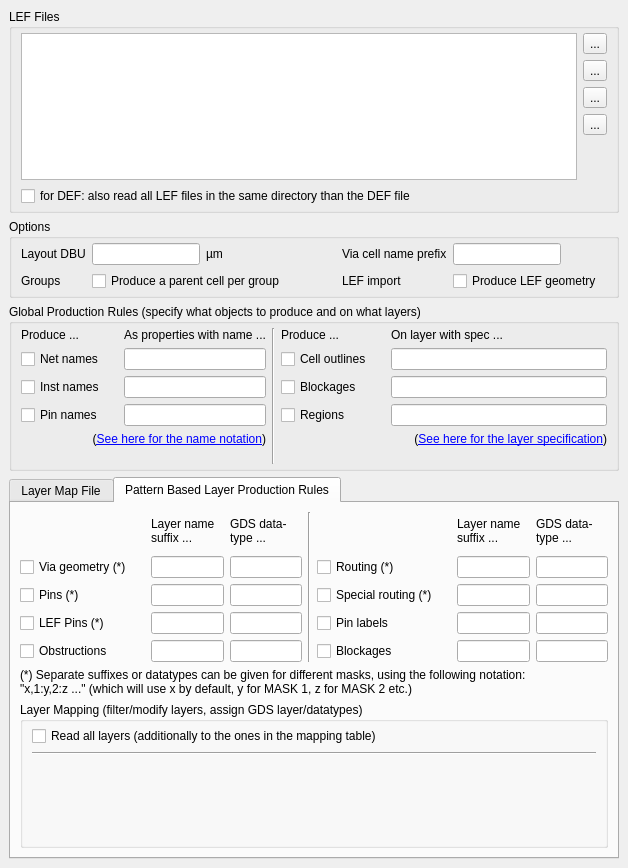
This is src/plugins/streamers/lefdef/lay_plugin/LEFDEFTechnologyComponentEditor.ui in KLayout/klayout as Qt 5 draws it before an edit. The edited form follows.
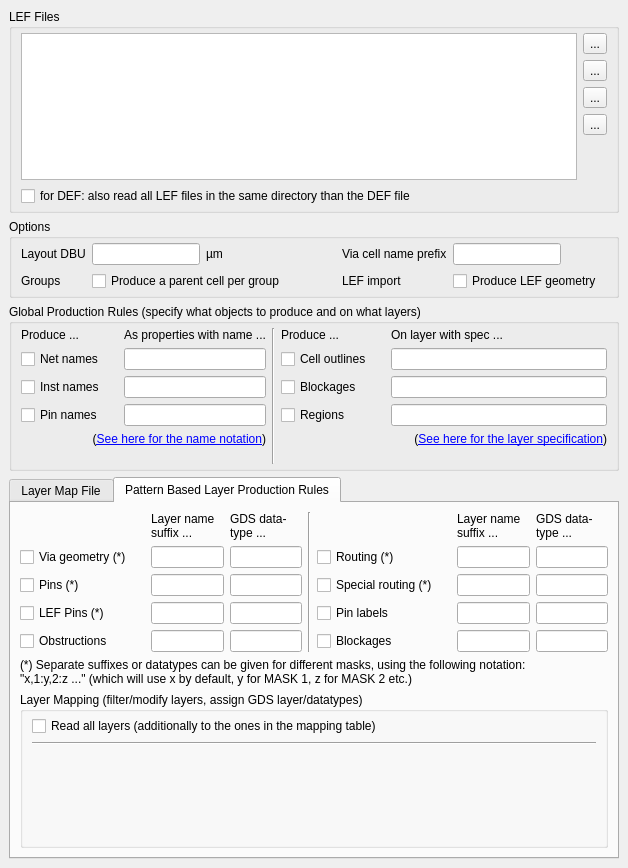
This is the edited form. Icons and pictures are not drawn. Custom widgets are drawn as their Qt base class.

```diff
--- a/src/plugins/streamers/lefdef/lay_plugin/LEFDEFTechnologyComponentEditor.ui
+++ b/src/plugins/streamers/lefdef/lay_plugin/LEFDEFTechnologyComponentEditor.ui
@@ -739,7 +739,7 @@
          <property name="minimumSize">
           <size>
            <width>0</width>
-           <height>150</height>
+           <height>0</height>
           </size>
          </property>
          <layout class="QGridLayout" name="gridLayout_3">
```
